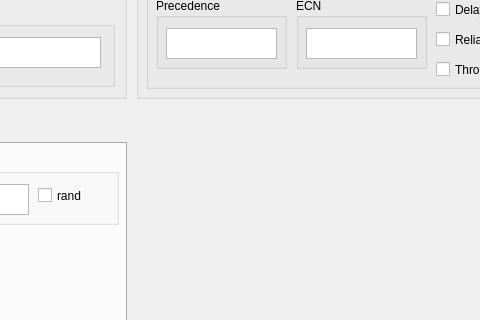
Before: the Qt Designer form prog.ui in Hiirigma/packGen, drawn with Qt 5; both pictures show x 624 to 1104 and y 162 to 482 of the 1509 by 748 pixel window.
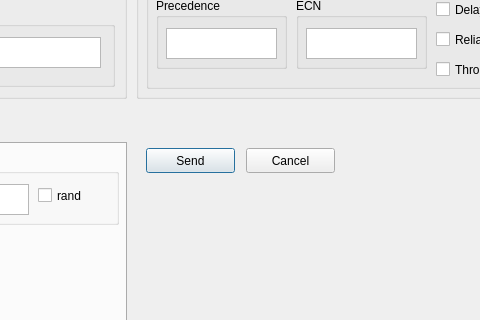
After: the same form once the commit is applied.

Commit message: Main python files

Diff of the .ui file:
```diff
--- a/prog.ui
+++ b/prog.ui
@@ -1274,6 +1274,32 @@
     </widget>
    </widget>
   </widget>
+  <widget class="QPushButton" name="sendButton">
+   <property name="geometry">
+    <rect>
+     <x>770</x>
+     <y>310</y>
+     <width>89</width>
+     <height>25</height>
+    </rect>
+   </property>
+   <property name="text">
+    <string>Send</string>
+   </property>
+  </widget>
+  <widget class="QPushButton" name="cancelButton">
+   <property name="geometry">
+    <rect>
+     <x>870</x>
+     <y>310</y>
+     <width>89</width>
+     <height>25</height>
+    </rect>
+   </property>
+   <property name="text">
+    <string>Cancel</string>
+   </property>
+  </widget>
  </widget>
  <resources/>
  <connections/>
```
Left out of the diff: 12 changed lines with no effect on the pictures. The commit also changes 2 other files.
